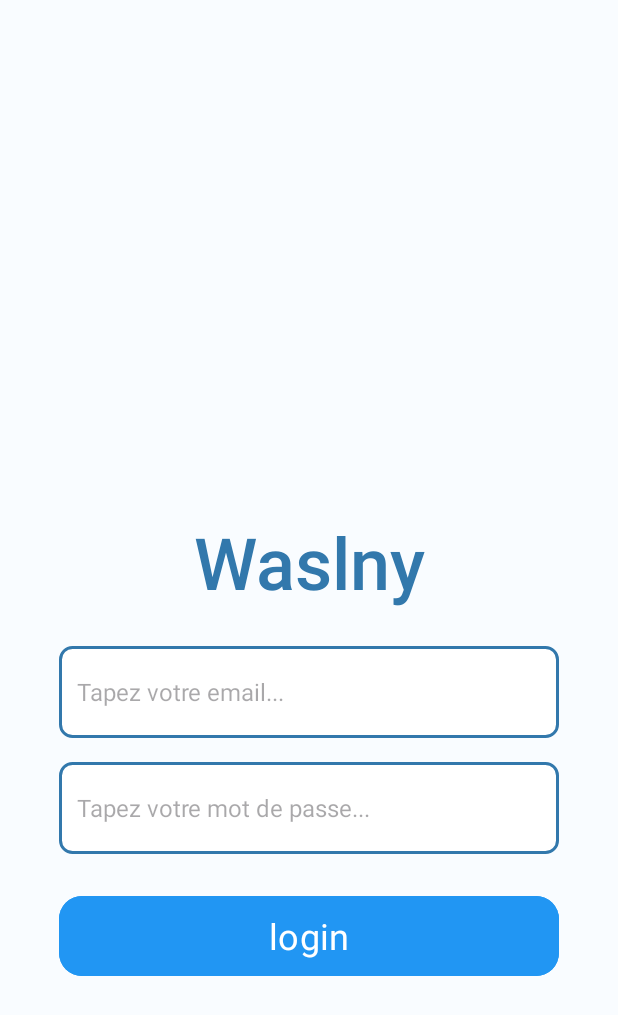
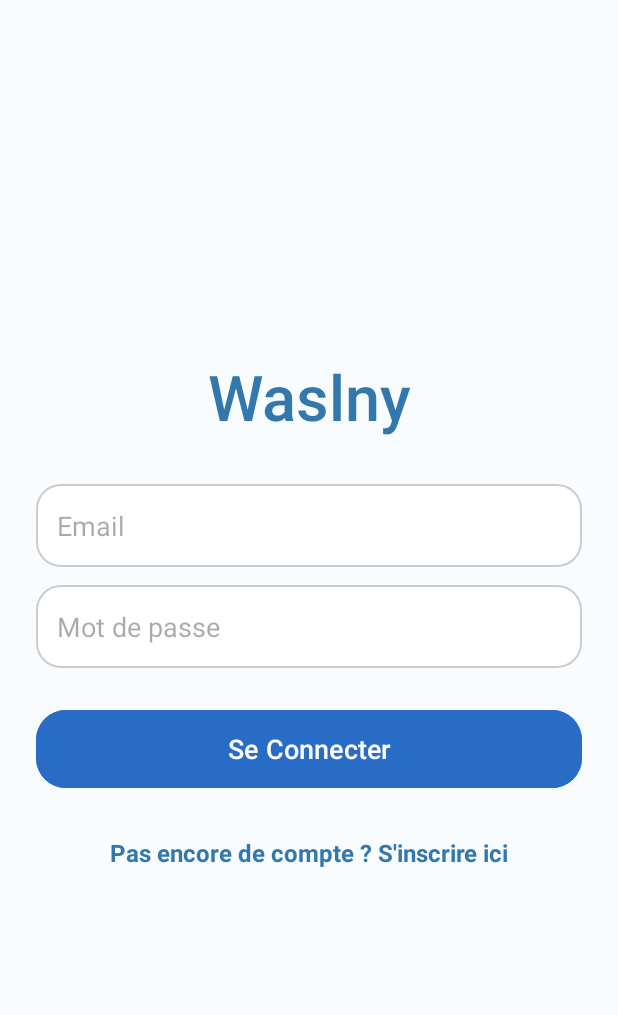
Before and after one commit to rania972/dev-mobileproject-, an Android app: the layout activity_main.xml on its own in the app's theme, with its tools: preview values and no code run, on a phone screen of 412 x 824 dp. Shown: the top 1015 px of the screen. Run offline under Robolectric (Android 15) with nearby library versions, the phone set to English and light mode, and no system bars.

Commit message:
connection between login and signup

```diff
--- a/app/src/main/AndroidManifest.xml
+++ b/app/src/main/AndroidManifest.xml
@@ -19,7 +19,7 @@
         android:theme="@style/Theme.Waslniiii">
 
         <activity
-            android:name=".Acuielle"
+            android:name=".MainActivity"
             android:exported="true">
             <intent-filter>
                 <action android:name="android.intent.action.MAIN" />
@@ -30,7 +30,7 @@
         <activity android:name=".BusListActivity" android:exported="false" />
         <activity android:name=".activity_sign_up" android:exported="false" />
         <activity android:name=".SelectionCourse" android:exported="false" />
-        <activity android:name="MainActivity" android:exported="false" />
+        <activity android:name=".Acuielle" android:exported="false" />
         <activity android:name=".RouteActivity" android:exported="false" />
         <activity android:name=".history" android:exported="false" />
         <activity android:name=".ChooseTaxiActivity" android:exported="false" />
--- a/app/src/main/res/layout/activity_main.xml
+++ b/app/src/main/res/layout/activity_main.xml
@@ -1,8 +1,8 @@
 <?xml version="1.0" encoding="utf-8"?>
-<androidx.constraintlayout.widget.ConstraintLayout xmlns:android="http://schemas.android.com/apk/res/android"
+<androidx.constraintlayout.widget.ConstraintLayout
+    xmlns:android="http://schemas.android.com/apk/res/android"
     xmlns:app="http://schemas.android.com/apk/res-auto"
     xmlns:tools="http://schemas.android.com/tools"
-    android:id="@+id/main"
     android:layout_width="match_parent"
     android:layout_height="match_parent"
     android:background="#F9FCFF"
@@ -10,75 +10,83 @@
 
     <ImageView
         android:id="@+id/gifView"
-        android:layout_width="0dp"
-        android:layout_height="0dp"
-        android:layout_marginBottom="16dp"
-        android:contentDescription="GIF animation"
+        android:layout_width="match_parent"
+        android:layout_height="220dp"
         android:scaleType="centerCrop"
-        app:layout_constraintBottom_toTopOf="@+id/textView"
-        app:layout_constraintEnd_toEndOf="parent"
+        app:layout_constraintTop_toTopOf="parent"
         app:layout_constraintStart_toStartOf="parent"
-        app:layout_constraintTop_toTopOf="parent"
-        app:layout_constraintVertical_bias="0.0" />
+        app:layout_constraintEnd_toEndOf="parent" />
 
     <TextView
-        android:id="@+id/textView"
+        android:id="@+id/tv_title"
         android:layout_width="wrap_content"
         android:layout_height="wrap_content"
+        android:text="Waslny"
+        android:textColor="#3278AC"
+        android:textSize="42sp"
         android:fontFamily="sans-serif-medium"
-        android:text="Waslny"
-        android:textAlignment="center"
-        android:textColor="#3278AC"
-        android:textSize="48sp"
-        android:typeface="normal"
-        app:layout_constraintBottom_toBottomOf="parent"
-        app:layout_constraintEnd_toEndOf="parent"
+        android:layout_marginTop="16dp"
+        app:layout_constraintTop_toBottomOf="@id/gifView"
         app:layout_constraintStart_toStartOf="parent"
-        app:layout_constraintTop_toTopOf="parent"
-        app:layout_constraintVertical_bias="0.45" />
+        app:layout_constraintEnd_toEndOf="parent" />
 
     <EditText
         android:id="@+id/et_email"
-        android:layout_width="333dp"
-        android:layout_height="61dp"
-        android:layout_marginTop="24dp"
-        android:background="@drawable/edittext_border"
-        android:hint="Tapez votre email..."
+        android:layout_width="0dp"
+        android:layout_height="55dp"
+        android:hint="Email"
+        android:background="@drawable/rounded_input"
+        android:padding="14dp"
+        android:textColor="#000000"
+        android:layout_marginTop="30dp"
+        android:layout_marginHorizontal="24dp"
         android:inputType="textEmailAddress"
-        android:padding="12dp"
-        android:textColor="@android:color/black"
-        android:textSize="16sp"
-        app:layout_constraintEnd_toEndOf="parent"
+        app:layout_constraintTop_toBottomOf="@id/tv_title"
         app:layout_constraintStart_toStartOf="parent"
-        app:layout_constraintTop_toBottomOf="@+id/textView" />
+        app:layout_constraintEnd_toEndOf="parent" />
 
     <EditText
         android:id="@+id/et_motpasse"
-        android:layout_width="333dp"
-        android:layout_height="61dp"
-        android:layout_marginTop="16dp"
-        android:background="@drawable/edittext_border"
-        android:hint="Tapez votre mot de passe..."
+        android:layout_width="0dp"
+        android:layout_height="55dp"
+        android:hint="Mot de passe"
+        android:background="@drawable/rounded_input"
+        android:padding="14dp"
+        android:textColor="#000000"
+        android:layout_marginTop="12dp"
+        android:layout_marginHorizontal="24dp"
         android:inputType="textPassword"
-        android:padding="12dp"
-        android:textColor="@android:color/black"
-        android:textSize="16sp"
-        app:layout_constraintEnd_toEndOf="parent"
+        app:layout_constraintTop_toBottomOf="@id/et_email"
         app:layout_constraintStart_toStartOf="parent"
-        app:layout_constraintTop_toBottomOf="@+id/et_email" />
+        app:layout_constraintEnd_toEndOf="parent" />
 
     <Button
         android:id="@+id/button"
-        android:layout_width="333dp"
-        android:layout_height="61dp"
+        android:layout_width="0dp"
+        android:layout_height="60dp"
+        android:text="Se Connecter"
+        android:textSize="18sp"
+        android:textColor="@android:color/white"
+        android:backgroundTint="#296CC6"
         android:layout_marginTop="24dp"
-        android:backgroundTint="#2196F3"
-        android:fontFamily="sans-serif"
-        android:text="login"
-        android:textSize="24sp"
-        app:cornerRadius="15dp"
-        app:layout_constraintEnd_toEndOf="parent"
+        android:layout_marginHorizontal="24dp"
+        app:cornerRadius="20dp"
+        app:layout_constraintTop_toBottomOf="@id/et_motpasse"
         app:layout_constraintStart_toStartOf="parent"
-        app:layout_constraintTop_toBottomOf="@+id/et_motpasse" />
+        app:layout_constraintEnd_toEndOf="parent" />
+
+    <TextView
+        android:id="@+id/tv_go_to_signup"
+        android:layout_width="wrap_content"
+        android:layout_height="wrap_content"
+        android:text="Pas encore de compte ? S'inscrire ici"
+        android:textColor="#3278AC"
+        android:textSize="16sp"
+        android:textStyle="bold"
+        android:padding="16dp"
+        android:layout_marginTop="12dp"
+        app:layout_constraintTop_toBottomOf="@id/button"
+        app:layout_constraintStart_toStartOf="parent"
+        app:layout_constraintEnd_toEndOf="parent" />
 
 </androidx.constraintlayout.widget.ConstraintLayout>
```
Also changed, not shown: app/src/main/java/com/example/waslniiii/MainActivity.java (+72 -69 lines).
